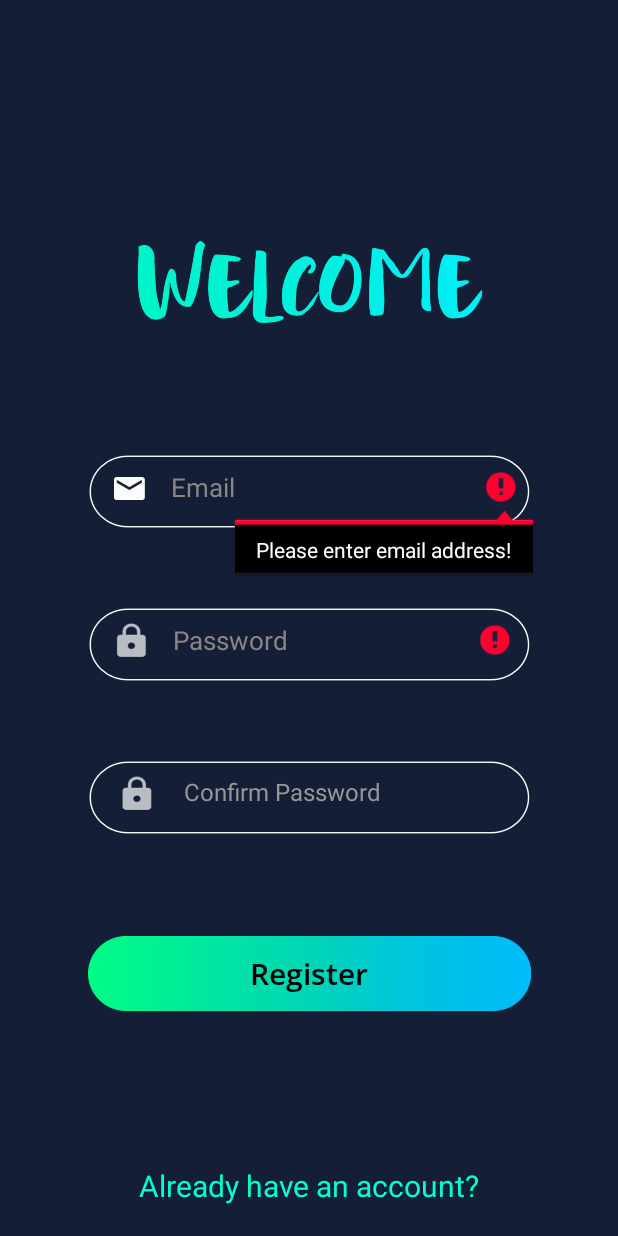
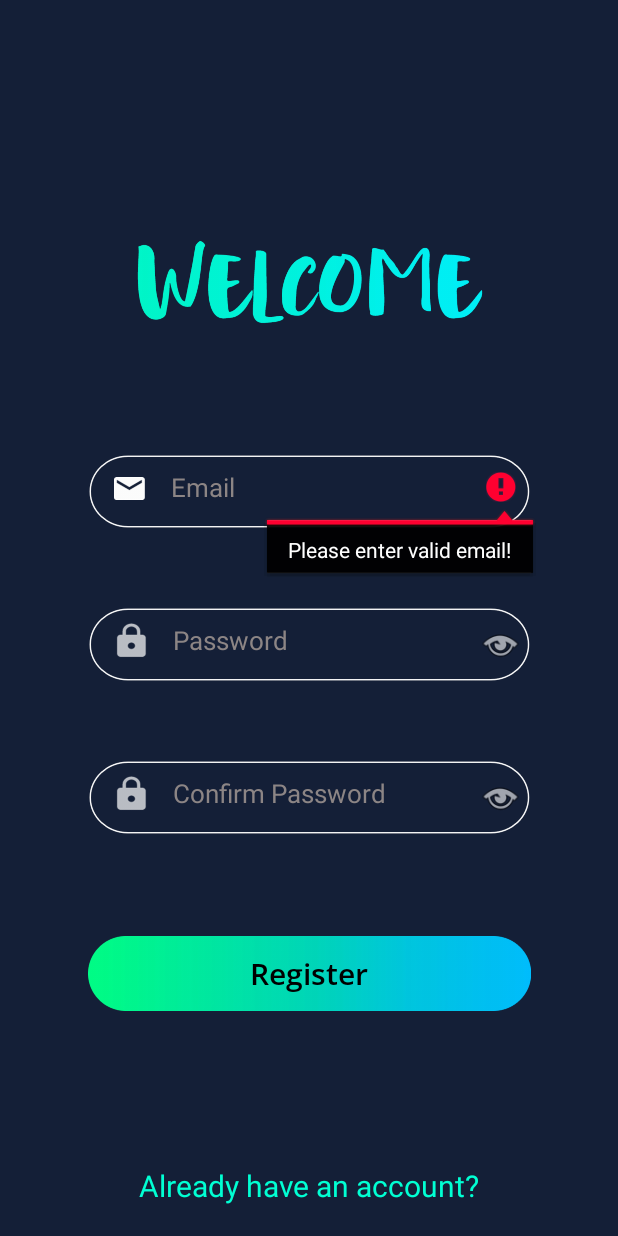
Before and after one commit to LongNg89/MP-blog4pp, an Android app: the RegisterActivity screen opened directly, with no data from a screen before it, after a tap on "Register", on a phone screen of 412 x 824 dp. Run offline under Robolectric (Android 15) with nearby library versions, the phone set to English and light mode, and no system bars; our stand-ins replace Firebase (no records; nobody signed in at launch, a user with empty details on screens opened directly); Roboto replaces fonts that are not available here; 2 statements that could not run were skipped.

Commit message:
add show/hide password to RegisterActivity
Signed-off-by: LongNg89 <nghuy253@gmail.com>

```diff
--- a/app/src/main/java/com/longng/blog4pp/RegisterActivity.java
+++ b/app/src/main/java/com/longng/blog4pp/RegisterActivity.java
@@ -2,12 +2,16 @@ package com.longng.blog4pp;
 
 import android.content.Intent;
 import android.os.Bundle;
+import android.text.InputType;
 import android.text.TextUtils;
 import android.util.Log;
+import android.util.Patterns;
+import android.view.MenuItem;
 import android.view.View;
 import android.view.WindowManager;
 import android.widget.Button;
 import android.widget.EditText;
+import android.widget.ImageView;
 import android.widget.LinearLayout;
 import android.widget.TextView;
 import android.widget.Toast;
@@ -29,6 +33,8 @@ public class RegisterActivity extends AppCompatActivity {
     private EditText registerEmail, registerPassword, registerConfirmPassword;
     private Button registerButton;
     private TextView alreadyHaveAccount;
+    boolean isEnable;
+    private ImageView registerShowPassButton, registerShowConfirmPassButton;
     private FirebaseAuth mAuth;
 
     @Override
@@ -36,13 +42,33 @@ public class RegisterActivity extends AppCompatActivity {
         super.onCreate(savedInstanceState);
         setContentView(R.layout.activity_register);
 
+        getSupportActionBar().setTitle("Register");
+        // add up button to return to parent activity
+        getSupportActionBar().setDisplayHomeAsUpEnabled(true);
+
         registerEmail = findViewById(R.id.emailRegisterTxt);
         registerPassword = findViewById(R.id.passRegisterTxt);
         registerConfirmPassword = findViewById(R.id.passConfirmRegisterTxt);
         registerButton = findViewById(R.id.registerBtn);
+        registerShowPassButton = findViewById(R.id.show_password_icon1);
+        registerShowConfirmPassButton = findViewById(R.id.show_password_icon2);
         alreadyHaveAccount = findViewById(R.id.alreadyHaveAccount);
         registerProgress = findViewById(R.id.progressBarRegister);
         mAuth = FirebaseAuth.getInstance();
+
+        registerShowPassButton.setOnClickListener(new View.OnClickListener() {
+            @Override
+            public void onClick(View view) {
+                showPass(registerPassword);
+            }
+        });
+
+        registerShowConfirmPassButton.setOnClickListener(new View.OnClickListener() {
+            @Override
+            public void onClick(View view) {
+                showPass(registerConfirmPassword);
+            }
+        });
 
         alreadyHaveAccount.setOnClickListener(new View.OnClickListener() {
             @Override
@@ -59,18 +85,25 @@ public class RegisterActivity extends AppCompatActivity {
                 email = registerEmail.getText().toString().trim();
                 password = registerPassword.getText().toString().trim();
                 passConfirm = registerConfirmPassword.getText().toString().trim();
-
-                if (TextUtils.isEmpty(email)) {
-                    registerEmail.setError("Please enter email address!");
+                if (!Patterns.EMAIL_ADDRESS.matcher(email).matches()){
+                    registerEmail.setError("Please enter valid email!");
+                    registerEmail.requestFocus();
                 }
-                if (TextUtils.isEmpty(password)) {
+                else if (TextUtils.isEmpty(password)) {
                     registerPassword.setError("Please enter password!");
+                    registerPassword.requestFocus();
                 }
-                if (password.length() < 6) {
+                else if (TextUtils.isEmpty(passConfirm)) {
+                    registerConfirmPassword.setError("Please enter confirm password!");
+                    registerConfirmPassword.requestFocus();
+                }
+                else if (password.length() < 6) {
                     registerPassword.setError("Password must be 6 characters or longer!");
+                    registerPassword.requestFocus();
                 }
-                if (!password.equals(passConfirm)) {
+                else if (!password.equals(passConfirm)) {
                     registerConfirmPassword.setError("Password not match!");
+                    registerConfirmPassword.requestFocus();
                 }
                 else {
                     getWindow().setFlags(WindowManager.LayoutParams.FLAG_NOT_TOUCHABLE, WindowManager.LayoutParams.FLAG_NOT_TOUCHABLE);
@@ -100,6 +133,17 @@ public class RegisterActivity extends AppCompatActivity {
 
     }
 
+    private void showPass(EditText password) {
+        if(!isEnable) {
+            isEnable = true;
+            password.setInputType(InputType.TYPE_TEXT_VARIATION_VISIBLE_PASSWORD);
+        }
+        else {
+            isEnable = false;
+            password.setInputType(InputType.TYPE_CLASS_TEXT|InputType.TYPE_TEXT_VARIATION_PASSWORD);
+        }
+    }
+
     private void sendToSetting() {
         Intent accountSetup = new Intent(RegisterActivity.this, AccountSetupActivity.class);
         startActivity(accountSetup);
@@ -116,6 +160,14 @@ public class RegisterActivity extends AppCompatActivity {
         if(currentUser != null){
             sendToMain();
         }
+    }
+
+
+    // when click on up button, return to parent activity
+    @Override
+    public boolean onOptionsItemSelected(@NonNull MenuItem item) {
+        sendToLogin();
+        return super.onOptionsItemSelected(item);
     }
 
     private void sendToMain() {
--- a/app/src/main/res/layout/activity_register.xml
+++ b/app/src/main/res/layout/activity_register.xml
@@ -62,6 +62,7 @@
             android:paddingEnd="0dp"
             android:textColor="@color/white"
             android:textColorHint="@color/light_grey"
+            android:autofillHints="emailAddress"
             android:textSize="17sp" />
     </LinearLayout>
 
@@ -79,8 +80,8 @@
         app:layout_constraintTop_toBottomOf="@+id/mail_layout">
 
         <ImageView
-            android:id="@+id/pass_icon"
-            android:layout_width="15dp"
+            android:id="@+id/pass_icon1"
+            android:layout_width="50dp"
             android:layout_height="25dp"
             android:layout_marginStart="5dp"
             android:layout_marginTop="10dp"
@@ -99,6 +100,7 @@
             android:layout_marginStart="0dp"
             android:layout_marginEnd="10dp"
             android:layout_weight="1"
+            android:autofillHints="password"
             android:backgroundTint="@android:color/transparent"
             android:ems="10"
             android:hint="@string/password"
@@ -106,6 +108,15 @@
             android:textColor="@color/white"
             android:textColorHint="@color/light_grey"
             android:textSize="17sp" />
+
+        <ImageView
+            android:id="@+id/show_password_icon1"
+            android:layout_width="30dp"
+            android:layout_height="30dp"
+            android:layout_marginTop="10dp"
+            android:layout_marginEnd="5dp"
+            android:contentDescription="@string/contentDescIcon"
+            app:srcCompat="@android:drawable/ic_menu_view" />
     </LinearLayout>
 
     <LinearLayout
@@ -123,16 +134,16 @@
         app:layout_constraintVertical_bias="0.8">
 
         <ImageView
-            android:id="@+id/password_icon"
-            android:layout_width="16dp"
+            android:id="@+id/pass_icon2"
+            android:layout_width="50dp"
             android:layout_height="25dp"
-            android:layout_marginBottom="5dp"
-            android:layout_marginEnd="0dp"
             android:layout_marginStart="5dp"
             android:layout_marginTop="10dp"
+            android:layout_marginEnd="0dp"
+            android:layout_marginBottom="5dp"
             android:layout_weight="1"
             android:adjustViewBounds="false"
-            android:contentDescription="psw_ic"
+            android:contentDescription="@string/contentDescIcon"
             android:cropToPadding="false"
             app:srcCompat="@drawable/pass_icon" />
 
@@ -140,16 +151,26 @@
             android:id="@+id/passConfirmRegisterTxt"
             android:layout_width="wrap_content"
             android:layout_height="wrap_content"
+            android:layout_marginStart="0dp"
             android:layout_marginEnd="10dp"
-            android:layout_marginStart="0dp"
             android:layout_weight="1"
+            android:autofillHints="password"
             android:backgroundTint="@android:color/transparent"
             android:ems="10"
-            android:hint="Confirm Password"
+            android:hint="@string/confirm_password"
             android:inputType="textPassword"
-            android:textColor="@android:color/background_light"
-            android:textColorHint="#9a9696"
-            android:textSize="16sp" />
+            android:textColor="@color/white"
+            android:textColorHint="@color/light_grey"
+            android:textSize="17sp" />
+
+        <ImageView
+            android:id="@+id/show_password_icon2"
+            android:layout_width="30dp"
+            android:layout_height="30dp"
+            android:layout_marginTop="10dp"
+            android:layout_marginEnd="5dp"
+            android:contentDescription="@string/contentDescIcon"
+            app:srcCompat="@android:drawable/ic_menu_view" />
     </LinearLayout>
 
     <Button
--- a/app/src/main/res/values/strings.xml
+++ b/app/src/main/res/values/strings.xml
@@ -39,4 +39,5 @@
     <string name="progress">Please wait..</string>
     <string name="forgot_password">Forgot password?</string>
     <string name="reset_password">Reset password</string>
+    <string name="confirm_password">Confirm Password</string>
 </resources>
```
Also changed, not shown: app/src/main/res/layout/activity_login.xml (+11 -12 lines).
